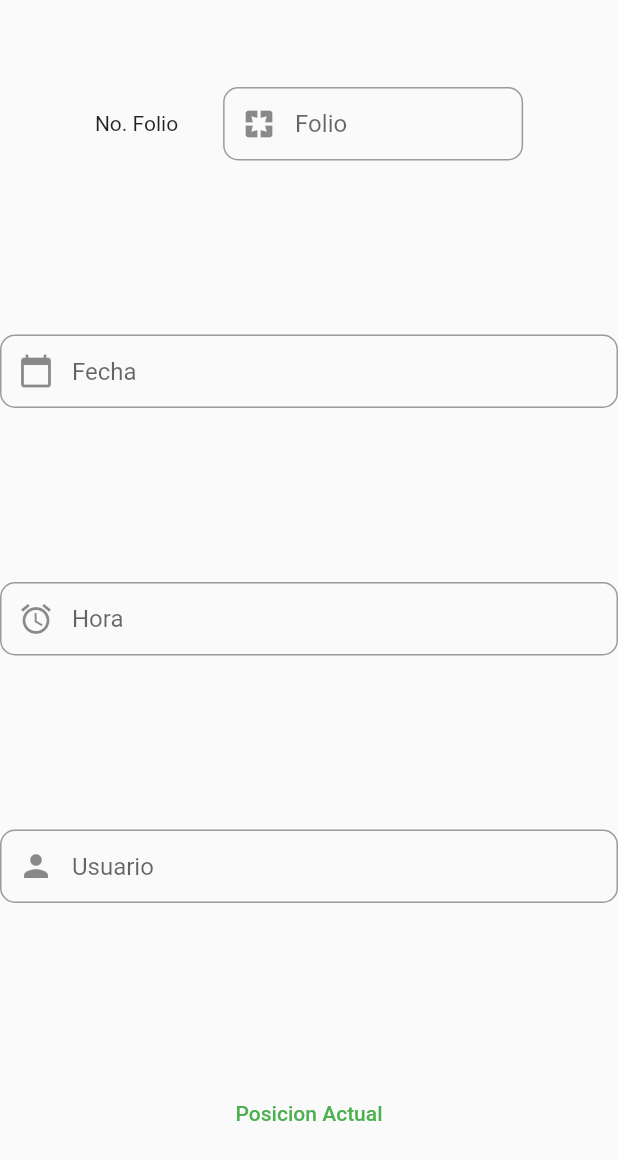
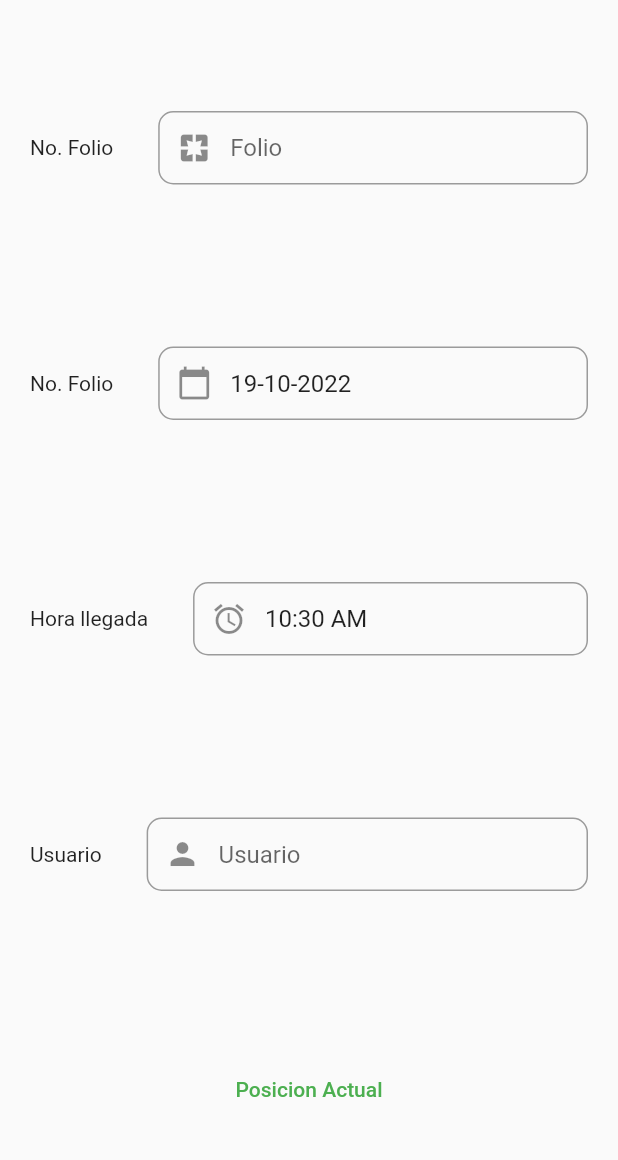
Before and after one commit to Luisicho/Movilidad, a Flutter app: the screen it shows after launch, on a phone screen of 412 x 824 dp. Shown: the top 1160 px of the screen. Run offline on Flutter 3.47's test engine with Material 2 defaults, Android fonts, the phone set to English and light mode, and no system bars; our stand-ins replace flutter_map, flutter_speed_dial, fluttertoast, geolocator, latlong2, smooth_page_indicator.

Commit message:
Hora y fecha estaticas

```diff
--- a/lib/levantamiento/lev_main.dart
+++ b/lib/levantamiento/lev_main.dart
@@ -26,13 +26,49 @@ class _levMainState extends State<levMain> {
   final TextEditingController userController = new TextEditingController();
   final TextEditingController hourController = new TextEditingController();
 
-  //Variables extras
-
   @override
   Widget build(BuildContext context) {
+    //Inicio de variables
+    //ASIGNA HORA DE HOY
+    hourController.text = TimeOfDay.now().format(context).toString();
+    //ASIGNA DIA DE HOY
+    fechaController.text = DateFormat("dd-MM-yyyy").format(DateTime.now());
+
+
     //--------------Object Varaible-----------------------
+    //Folio Field
+    final folioField = Row(
+      mainAxisAlignment: MainAxisAlignment.center,
+      children: [
+        const Text('No. Folio'),
+        const SizedBox(width: 30),
+        Expanded(
+          flex: 2,
+          child: TextFormField(
+              focusNode: folioFocus,
+              controller: folioController,
+              readOnly: true,
+              decoration: InputDecoration(
+                prefixIcon: const Icon(Icons.pages),
+                contentPadding: const EdgeInsets.fromLTRB(20, 15, 20, 15),
+                hintText: "Folio",
+                border: OutlineInputBorder(
+                  borderRadius: BorderRadius.circular(10),
+                ),
+              )),
+        ),
+      ],
+    );
+
     //user field
-    final usuarioField = TextFormField(
+    final usuarioField = Row(
+      mainAxisAlignment: MainAxisAlignment.center,
+      children: [
+        const Text('Usuario'),
+        const SizedBox(width: 30),
+        Expanded(
+          flex: 2,
+          child: TextFormField(
             autofocus: false,
             controller: userController,
             validator: (value) {
@@ -52,10 +88,20 @@ class _levMainState extends State<levMain> {
                 borderRadius: BorderRadius.circular(10),
               ),
             ),
+          ),
+        ),
+      ],
     );
 
     //DateField
-    final dateField = TextFormField(
+    final dateField = Row(
+      mainAxisAlignment: MainAxisAlignment.center,
+      children: [
+        const Text('No. Folio'),
+        const SizedBox(width: 30),
+        Expanded(
+          flex: 2,
+          child: TextFormField(
             readOnly: true,
             controller: fechaController,
             onFieldSubmitted: (value) {
@@ -71,22 +117,32 @@ class _levMainState extends State<levMain> {
             ),
             onTap: () async {
               // Get the date
-        DateTime? datePicket = await showDatePicker(
-          context: context,
-          initialDate: DateTime.now(),
-          firstDate: DateTime(1999),
-          lastDate: DateTime(2050),
-        );
-        if (datePicket != null) {
-          //make format to the date
-          var formatedDate = DateFormat("dd-MM-yyyy").format(datePicket);
-          fechaController.text = formatedDate.toString();
-        }
+              // DateTime? datePicket = await showDatePicker(
+              //   context: context,
+              //   initialDate: DateTime.now(),
+              //   firstDate: DateTime(1999),
+              //   lastDate: DateTime(2050),
+              // );
+              // if (datePicket != null) {
+              //   //make format to the date
+              //   var formatedDate = DateFormat("dd-MM-yyyy").format(datePicket);
+              //   fechaController.text = formatedDate.toString();
+              // }
             },
+          ),
+        ),
+      ],
     );
 
     //HourField
-    final hourField = TextFormField(
+    final hourField = Row(
+      mainAxisAlignment: MainAxisAlignment.center,
+      children: [
+        const Text('Hora llegada'),
+        const SizedBox(width: 30),
+        Expanded(
+          flex: 2,
+          child: TextFormField(
             readOnly: true,
             controller: hourController,
             onFieldSubmitted: (value) {
@@ -102,53 +158,36 @@ class _levMainState extends State<levMain> {
             ),
             onTap: () async {
               // Get the date
-        TimeOfDay? timePicket = await showTimePicker(
-          context: context,
-          initialTime: TimeOfDay.now(),
+              //TimeOfDay? timePicket = await showTimePicker(context: context,initialTime: TimeOfDay.now(),);
+              //if (timePicket != null) {
+                //make format to the time
+                //hourController.text = timePicket.format(context).toString();
+              //}
+            },
+          ),
+        ),
+      ],
     );
-        if (timePicket != null) {
-          //make format to the time
-          //var formatedDate = DateFormat("dd-MM-yyyy").format(datePicket);
-          hourController.text = timePicket.format(context).toString();
-        }
-      },
-    );
+
     //--------------Object Varaible-----------------------
 
+    //------------------Functions-----------------
+
+    //------------------Functions-----------------
     return Scaffold(
-      body: Form(
+      body: Container(
+        margin: const EdgeInsets.all(20.0),
+        child: Form(
             key: _formKey,
             child: Column(
               mainAxisAlignment: MainAxisAlignment.spaceAround,
               children: [
-              Row(
-                mainAxisAlignment: MainAxisAlignment.center,
-                children: [
-                  Text('No. Folio'),
-                  const SizedBox(width: 30),
-                  SizedBox(
-                    width: 200,
-                    child: TextFormField(
-                        focusNode: folioFocus,
-                        controller: folioController,
-                        readOnly: true,
-                        decoration: InputDecoration(
-                          prefixIcon: const Icon(Icons.pages),
-                          contentPadding:
-                              const EdgeInsets.fromLTRB(20, 15, 20, 15),
-                          hintText: "Folio",
-                          border: OutlineInputBorder(
-                            borderRadius: BorderRadius.circular(10),
-                          ),
-                        )),
-                  ),
-                ],
-              ),
+                folioField,
                 dateField,
                 hourField,
                 usuarioField,
                 TextButton(
-                child: Text('Posicion Actual'),
+                  child: const Text('Posicion Actual'),
                   onPressed: () async {
                     //Pedir permiso para posicion actual
                     LocationPermission permission =
@@ -168,15 +207,12 @@ class _levMainState extends State<levMain> {
                         timeInSecForIosWeb: 1,
                         backgroundColor: Colors.red,
                         textColor: Colors.white,
-                    fontSize: 16.0
-                  );
+                        fontSize: 16.0);
                   },
                 ),
               ],
             )),
+      ),
     );
-    //------------------Functions-----------------
-
-    //------------------Functions-----------------
   } //widget
 }
```
Also changed, not shown: 3 other files. Lines whose indentation alone changed are shown as unchanged.
